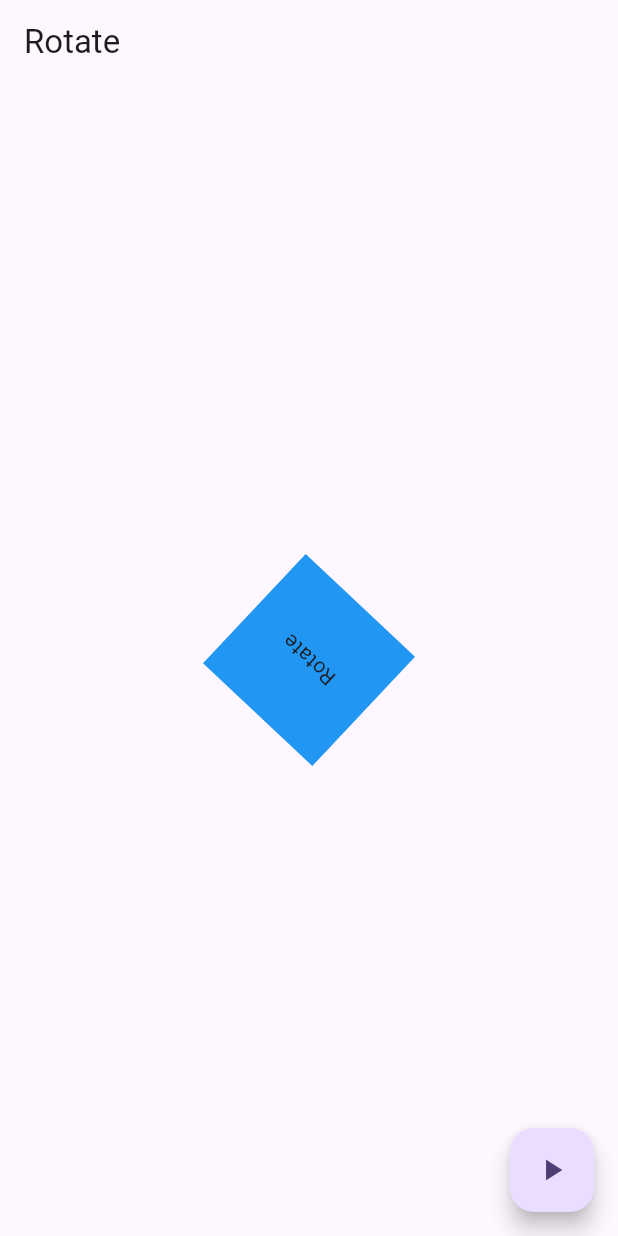
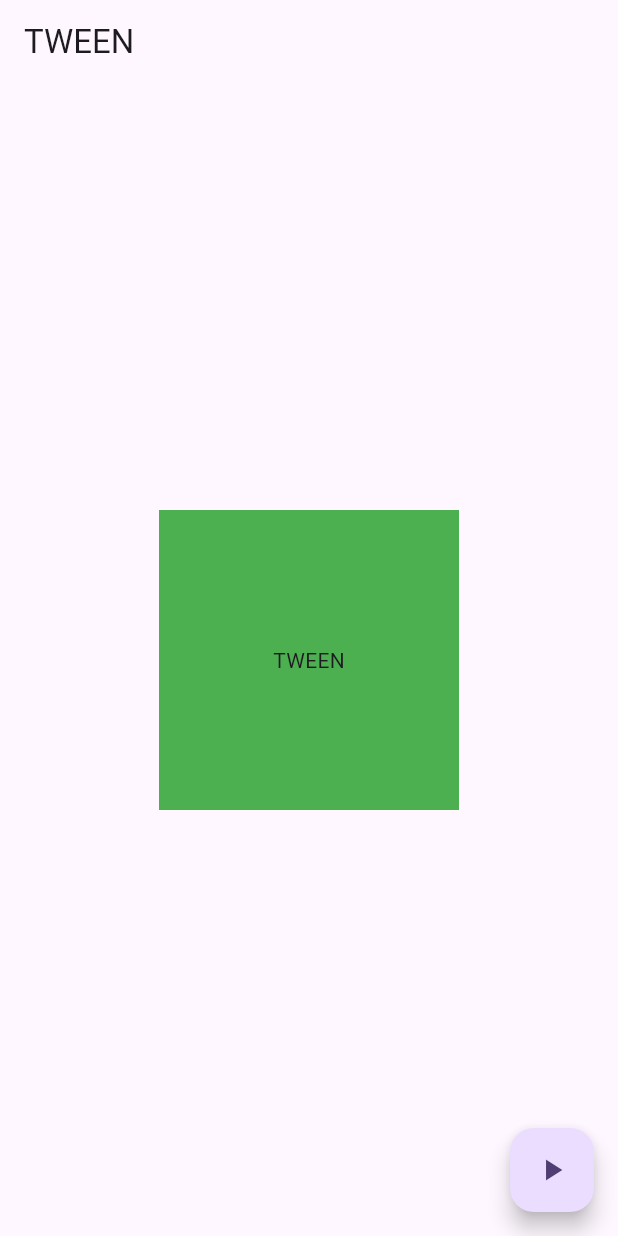
Before and after one commit to vishalsanthosh/animations, a Flutter app: the screen it shows after launch, after a tap on the "play arrow" icon, on a phone screen of 412 x 824 dp. Run offline on Flutter 3.47's test engine with Material 3 defaults, Android fonts, the phone set to English and light mode, and no system bars.

Commit message:
28/09/2024

```diff
--- a/lib/main.dart
+++ b/lib/main.dart
@@ -3,6 +3,7 @@ import 'package:animations/fade.dart';
 import 'package:animations/rotate.dart';
 import 'package:animations/scale.dart';
 import 'package:animations/slidetrans.dart';
+import 'package:animations/tween.dart';
 import 'package:flutter/material.dart';
 
 void main() {
@@ -21,7 +22,7 @@ class MyApp extends StatelessWidget {
         colorScheme: ColorScheme.fromSeed(seedColor: Colors.deepPurple),
         useMaterial3: true,
       ),
-      home: RotationAnimation(),
+      home: TweenAnimation(),
     );
   }
 }
--- /dev/null
+++ b/lib/tween.dart
@@ -0,0 +1,43 @@
+import 'package:flutter/material.dart';
+
+class TweenAnimation extends StatefulWidget {
+  const TweenAnimation({super.key});
+
+  @override
+  State<TweenAnimation> createState() => _TweenAnimationState();
+}
+
+class _TweenAnimationState extends State<TweenAnimation>
+ {
+  bool _isLarge =false;
+  @override
+  Widget build(BuildContext context) {
+    return Scaffold(
+      appBar: AppBar(title: Text("TWEEN"),),
+      body: Center(
+        child: TweenAnimationBuilder(tween: Tween<double>(
+          begin: 100,
+          end: _isLarge ? 200:100
+        ), duration: Duration(seconds: 1), builder: (context, size, child){
+          return Container(
+           width: size,
+           height: size,
+           color: Colors.green,
+           child: Center(child: Text("TWEEN")),
+
+          );
+        },
+
+        ),
+
+      ),
+      floatingActionButton: FloatingActionButton(onPressed: (){
+        setState((){
+          _isLarge= !_isLarge;
+        });
+      },
+      child: Icon(Icons.play_arrow),
+      ),
+    );
+  }
+}
```
